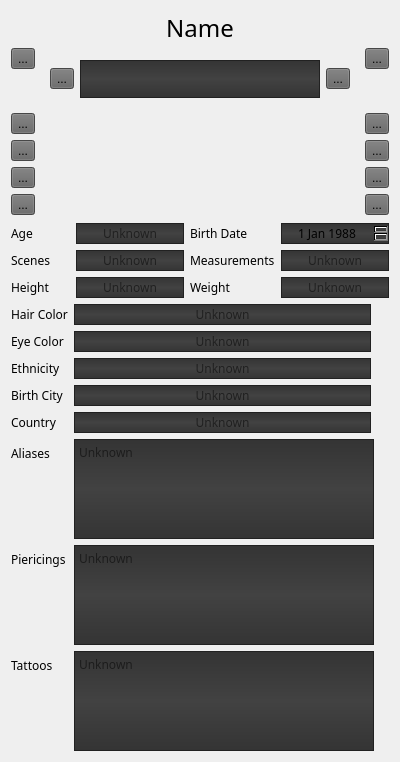
Qt form forms/ActorProfileView.ui (steviedemo/scenequery) before a commit.
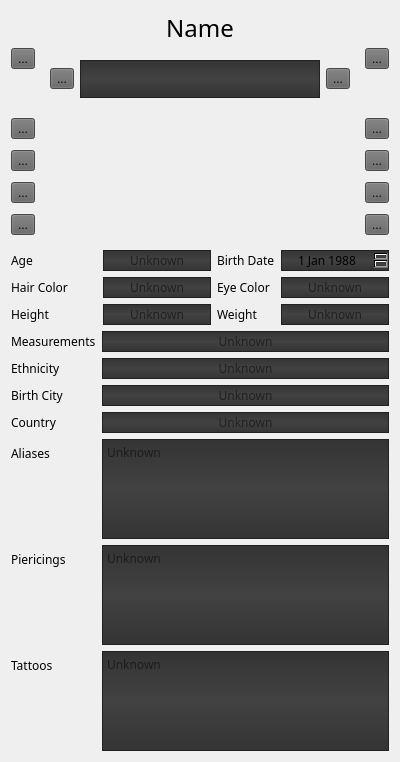
The same form after that commit. Icons and pictures are not drawn.

Commit message: Boot up is very quick with splash screen now. Replaced signal/slot connections with direct function calls where possible. Added Scene & Actor Search Fields, to get a handle on different types of serch that can be done. Added LCD Numbers at the top of each list to indicate how many items are on display at any given time. Got rid of Scene Count in actor profile view. Seem to have fixed File Renamer - featured actors no longer shown twice.

What changed in the file:
```diff
--- a/forms/ActorProfileView.ui
+++ b/forms/ActorProfileView.ui
@@ -478,62 +478,6 @@
        </property>
       </widget>
      </item>
-     <item row="1" column="3">
-      <widget class="QLineEdit" name="measurementsLineEdit">
-       <property name="minimumSize">
-        <size>
-         <width>80</width>
-         <height>0</height>
-        </size>
-       </property>
-       <property name="maximumSize">
-        <size>
-         <width>120</width>
-         <height>16777215</height>
-        </size>
-       </property>
-       <property name="alignment">
-        <set>Qt::AlignCenter</set>
-       </property>
-       <property name="placeholderText">
-        <string>Unknown</string>
-       </property>
-       <property name="clearButtonEnabled">
-        <bool>true</bool>
-       </property>
-      </widget>
-     </item>
-     <item row="1" column="1">
-      <widget class="QLineEdit" name="scenesLineEdit">
-       <property name="minimumSize">
-        <size>
-         <width>80</width>
-         <height>0</height>
-        </size>
-       </property>
-       <property name="maximumSize">
-        <size>
-         <width>120</width>
-         <height>16777215</height>
-        </size>
-       </property>
-       <property name="inputMethodHints">
-        <set>Qt::ImhNone</set>
-       </property>
-       <property name="alignment">
-        <set>Qt::AlignCenter</set>
-       </property>
-       <property name="readOnly">
-        <bool>true</bool>
-       </property>
-       <property name="placeholderText">
-        <string>Unknown</string>
-       </property>
-       <property name="clearButtonEnabled">
-        <bool>true</bool>
-       </property>
-      </widget>
-     </item>
      <item row="2" column="0">
       <widget class="QLabel" name="heightLabel">
        <property name="sizePolicy">
@@ -552,20 +496,6 @@
        </property>
       </widget>
      </item>
-     <item row="1" column="0">
-      <widget class="QLabel" name="scenesLabel">
-       <property name="text">
-        <string>Scenes</string>
-       </property>
-      </widget>
-     </item>
-     <item row="1" column="2">
-      <widget class="QLabel" name="measurementsLabel">
-       <property name="text">
-        <string>Measurements</string>
-       </property>
-      </widget>
-     </item>
      <item row="0" column="0">
       <widget class="QLabel" name="ageLabel">
        <property name="sizePolicy">
@@ -665,11 +595,7 @@
        </property>
       </widget>
      </item>
-    </layout>
-   </item>
-   <item row="5" column="0">
-    <layout class="QFormLayout" name="detailLayout">
-     <item row="0" column="0">
+     <item row="1" column="0">
       <widget class="QLabel" name="hairColorLabel">
        <property name="font">
         <font>
@@ -681,7 +607,7 @@
        </property>
       </widget>
      </item>
-     <item row="0" column="1">
+     <item row="1" column="1">
       <widget class="QLineEdit" name="hairColorLineEdit">
        <property name="sizePolicy">
         <sizepolicy hsizetype="Expanding" vsizetype="Fixed">
@@ -691,13 +617,13 @@
        </property>
        <property name="minimumSize">
         <size>
-         <width>200</width>
+         <width>80</width>
          <height>0</height>
         </size>
        </property>
        <property name="maximumSize">
         <size>
-         <width>297</width>
+         <width>120</width>
          <height>16777215</height>
         </size>
        </property>
@@ -717,7 +643,7 @@
        </property>
       </widget>
      </item>
-     <item row="1" column="0">
+     <item row="1" column="2">
       <widget class="QLabel" name="eyeColorLabel">
        <property name="font">
         <font>
@@ -729,7 +655,7 @@
        </property>
       </widget>
      </item>
-     <item row="1" column="1">
+     <item row="1" column="3">
       <widget class="QLineEdit" name="eyeColorLineEdit">
        <property name="sizePolicy">
         <sizepolicy hsizetype="Expanding" vsizetype="Fixed">
@@ -739,13 +665,13 @@
        </property>
        <property name="minimumSize">
         <size>
-         <width>200</width>
+         <width>80</width>
          <height>0</height>
         </size>
        </property>
        <property name="maximumSize">
         <size>
-         <width>297</width>
+         <width>120</width>
          <height>16777215</height>
         </size>
        </property>
@@ -765,14 +691,50 @@
        </property>
       </widget>
      </item>
-     <item row="2" column="0">
+    </layout>
+   </item>
+   <item row="5" column="0">
+    <layout class="QFormLayout" name="detailLayout">
+     <item row="0" column="0">
+      <widget class="QLabel" name="measurementsLabel">
+       <property name="text">
+        <string>Measurements</string>
+       </property>
+      </widget>
+     </item>
+     <item row="0" column="1">
+      <widget class="QLineEdit" name="measurementsLineEdit">
+       <property name="minimumSize">
+        <size>
+         <width>200</width>
+         <height>0</height>
+        </size>
+       </property>
+       <property name="maximumSize">
+        <size>
+         <width>300</width>
+         <height>16777215</height>
+        </size>
+       </property>
+       <property name="alignment">
+        <set>Qt::AlignCenter</set>
+       </property>
+       <property name="placeholderText">
+        <string>Unknown</string>
+       </property>
+       <property name="clearButtonEnabled">
+        <bool>true</bool>
+       </property>
+      </widget>
+     </item>
+     <item row="1" column="0">
       <widget class="QLabel" name="ethnicityLabel">
        <property name="text">
         <string>Ethnicity</string>
        </property>
       </widget>
      </item>
-     <item row="2" column="1">
+     <item row="1" column="1">
       <widget class="QLineEdit" name="ethnicityLineEdit">
        <property name="minimumSize">
         <size>
@@ -797,7 +759,7 @@
        </property>
       </widget>
      </item>
-     <item row="3" column="0">
+     <item row="2" column="0">
       <widget class="QLabel" name="birthCityLabel">
        <property name="font">
         <font>
@@ -809,7 +771,7 @@
        </property>
       </widget>
      </item>
-     <item row="3" column="1">
+     <item row="2" column="1">
       <widget class="QLineEdit" name="birthCityLineEdit">
        <property name="sizePolicy">
         <sizepolicy hsizetype="Expanding" vsizetype="Fixed">
@@ -845,7 +807,7 @@
        </property>
       </widget>
      </item>
-     <item row="4" column="0">
+     <item row="3" column="0">
       <widget class="QLabel" name="nationalityLabel">
        <property name="font">
         <font>
@@ -857,7 +819,7 @@
        </property>
       </widget>
      </item>
-     <item row="4" column="1">
+     <item row="3" column="1">
       <widget class="QLineEdit" name="nationalityLineEdit">
        <property name="sizePolicy">
         <sizepolicy hsizetype="Expanding" vsizetype="Fixed">
@@ -893,7 +855,7 @@
        </property>
       </widget>
      </item>
-     <item row="5" column="0">
+     <item row="4" column="0">
       <widget class="QLabel" name="aliasesLabel">
        <property name="font">
         <font>
@@ -905,7 +867,7 @@
        </property>
       </widget>
      </item>
-     <item row="5" column="1">
+     <item row="4" column="1">
       <widget class="QTextEdit" name="aliasesTextEdit">
        <property name="sizePolicy">
         <sizepolicy hsizetype="Expanding" vsizetype="Expanding">
@@ -941,7 +903,7 @@
        </property>
       </widget>
      </item>
-     <item row="6" column="0">
+     <item row="5" column="0">
       <widget class="QLabel" name="piericingsLabel">
        <property name="font">
         <font>
@@ -953,7 +915,7 @@
        </property>
       </widget>
      </item>
-     <item row="6" column="1">
+     <item row="5" column="1">
       <widget class="QTextEdit" name="piercingsTextEdit">
        <property name="sizePolicy">
         <sizepolicy hsizetype="Expanding" vsizetype="Expanding">
@@ -989,7 +951,7 @@
        </property>
       </widget>
      </item>
-     <item row="7" column="0">
+     <item row="6" column="0">
       <widget class="QLabel" name="tattoosLabel">
        <property name="font">
         <font>
@@ -1001,7 +963,7 @@
        </property>
       </widget>
      </item>
-     <item row="7" column="1">
+     <item row="6" column="1">
       <widget class="QTextEdit" name="tattoosTextEdit">
        <property name="sizePolicy">
         <sizepolicy hsizetype="Expanding" vsizetype="Expanding">
```
The commit also changes 25 other files.
